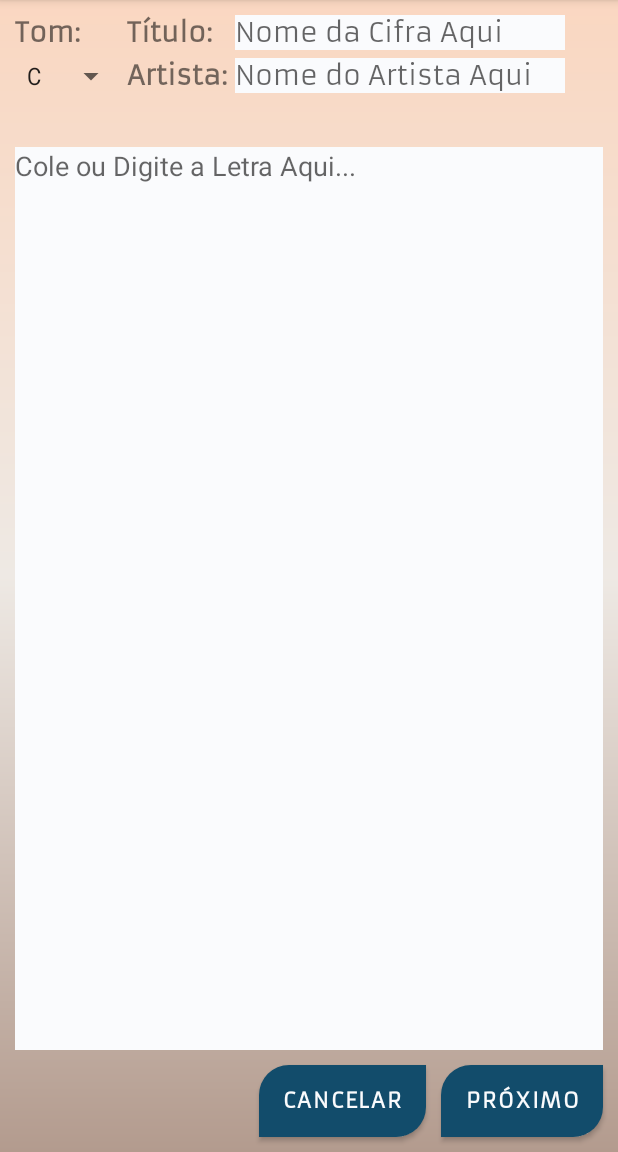
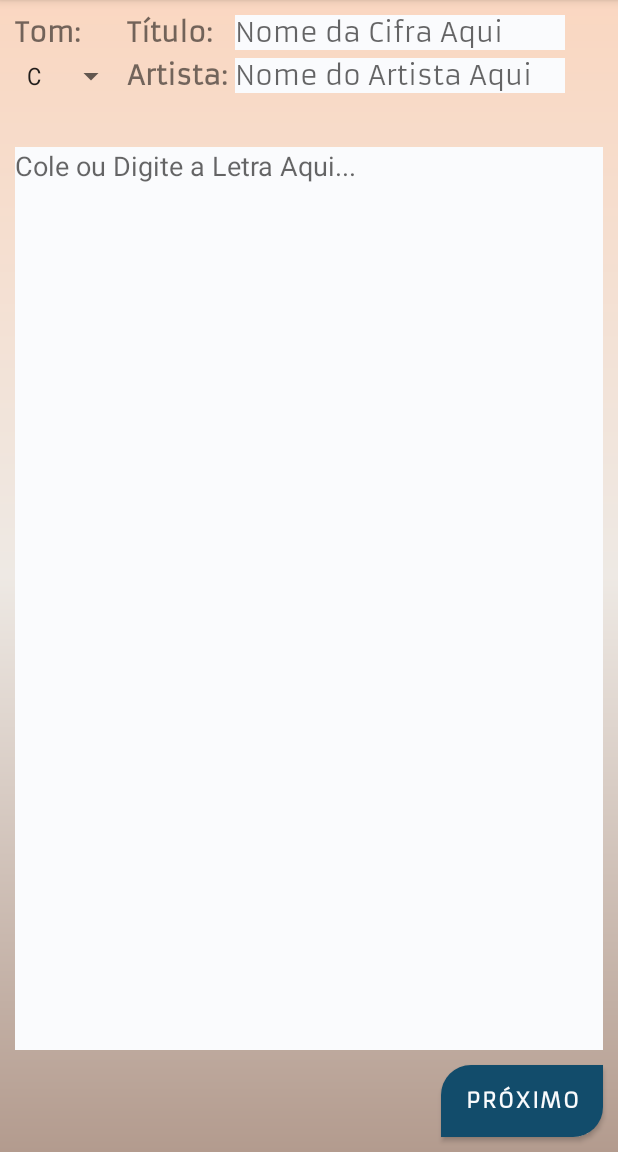
Before and after one commit to lecs01/CifreiApk, an Android app: the CriarCifraActivity screen opened directly, with no data from a screen before it, on a phone screen of 412 x 824 dp, the part 84-1236 px from its top. Run offline under Robolectric (Android 15) with nearby library versions, the phone set to English and light mode, and no system bars; our stand-ins replace Firebase (no records; nobody signed in at launch, a user with empty details on screens opened directly).

Commit message:
renomeacao das activities e layouts; exclusao do botao voltar; ajustes de layout;

```diff
--- a/app/src/main/AndroidManifest.xml
+++ b/app/src/main/AndroidManifest.xml
@@ -16,9 +16,9 @@
                 <category android:name="android.intent.category.LAUNCHER" />
             </intent-filter>
         </activity>
-        <activity android:name=".CreateOne"
+        <activity android:name=".CriarCifraActivity"
             android:windowSoftInputMode="stateHidden|adjustResize"/>
-        <activity android:name=".CreateTwo"
+        <activity android:name=".InserirNotasActivity"
             android:windowSoftInputMode="stateHidden"/>
     </application>
 
--- a/app/src/main/java/com/example/cifreiapk/CreateOne.kt
+++ b/app/src/main/java/com/example/cifreiapk/CriarCifraActivity.kt
@@ -10,14 +10,14 @@ import com.example.cifreiapk.model.Cifra
 import com.example.cifreiapk.utils.TextoUtils
 import com.google.firebase.database.FirebaseDatabase
 
-class CreateOne : AppCompatActivity() {
+class CriarCifraActivity : AppCompatActivity() {
 
     var tomSelecionado: String = "C"
     var dataSaved = false
     lateinit var id: String
     override fun onCreate(savedInstanceState: Bundle?) {
         super.onCreate(savedInstanceState)
-        setContentView(R.layout.create_one)
+        setContentView(R.layout.criar_cifra)
 
 
         val spinner: Spinner = findViewById(R.id.spinnerListaDeTons)
@@ -97,7 +97,7 @@ class CreateOne : AppCompatActivity() {
                 bundle.putString("id", key)
             }
 
-            intent = Intent(this, CreateTwo::class.java)
+            intent = Intent(this, InserirNotasActivity::class.java)
             intent.putExtras(bundle)
 
             startActivity(intent)
--- a/app/src/main/java/com/example/cifreiapk/MainActivity.kt
+++ b/app/src/main/java/com/example/cifreiapk/MainActivity.kt
@@ -4,7 +4,6 @@ import android.content.Intent
 import androidx.appcompat.app.AppCompatActivity
 import android.os.Bundle
 import android.view.View
-import com.google.firebase.database.FirebaseDatabase
 
 class MainActivity : AppCompatActivity() {
     override fun onCreate(savedInstanceState: Bundle?) {
@@ -13,7 +12,7 @@ class MainActivity : AppCompatActivity() {
     }
 
     fun criarCifra(view: View) {
-        val intent = Intent(this, CreateOne::class.java)
+        val intent = Intent(this, CriarCifraActivity::class.java)
         startActivity(intent)
     }
 }
--- a/app/src/main/res/layout/create_one.xml
+++ b/app/src/main/res/layout/criar_cifra.xml
@@ -141,7 +141,7 @@
         app:layout_constraintBottom_toBottomOf="parent"
         app:layout_constraintEnd_toEndOf="parent" />
 
-    <Button
+    <!--<Button
         android:id="@+id/cancel"
         android:layout_width="wrap_content"
         android:layout_height="wrap_content"
@@ -152,5 +152,5 @@
         android:text="Cancelar"
         android:textStyle="bold"
         app:layout_constraintBottom_toBottomOf="parent"
-        app:layout_constraintEnd_toStartOf="@+id/btnProximo" />
+        app:layout_constraintEnd_toStartOf="@+id/btnProximo" />-->
 </androidx.constraintlayout.widget.ConstraintLayout>
```
Also changed, not shown: app/src/main/java/com/example/cifreiapk/InserirNotasActivity.kt (renamed from app/src/main/java/com/example/cifreiapk/CreateTwo.kt, +3 -42 lines), app/src/main/java/com/example/cifreiapk/model/Cifra.kt (+4 -4 lines), app/src/main/res/layout/inserir_notas.xml (renamed from app/src/main/res/layout/create_two.xml), app/src/main/res/layout/visualizar_cifra.xml (renamed from app/src/main/res/layout/visualization_activity.xml).
